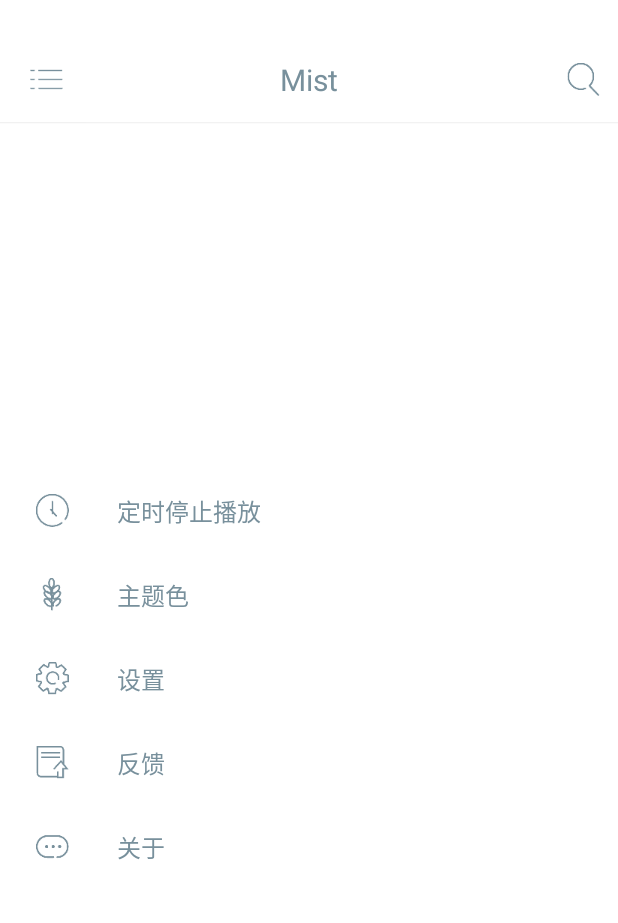
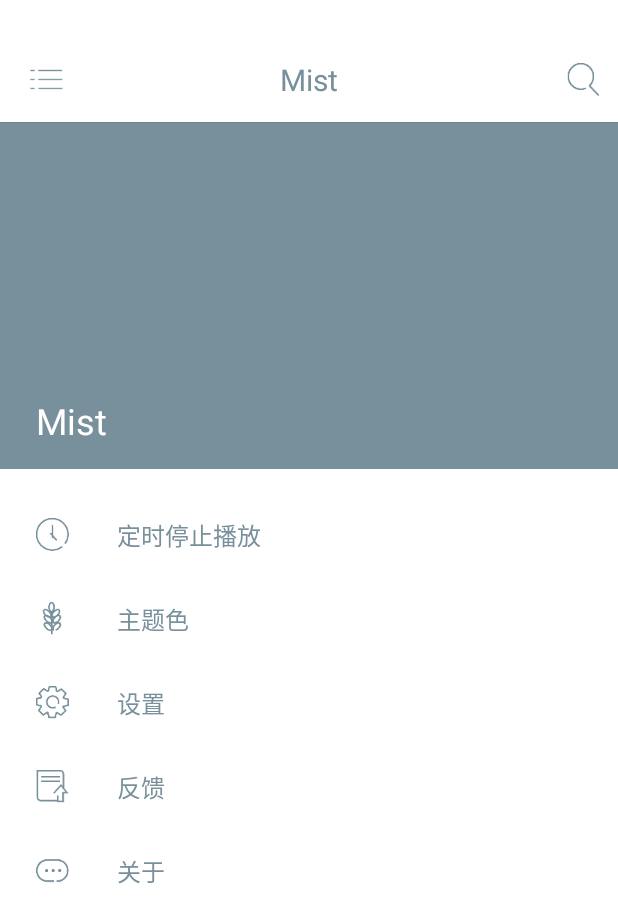
Before and after one commit to imflyn/Mist, an Android app: the fragment LeftMenuFragment placed in its activity, on a phone screen of 412 x 824 dp. Shown: the top 923 px of the screen. Run offline under Robolectric (Android 15) with nearby library versions, the phone set to English and light mode, and no system bars; 2 statements that could not run were skipped.

Commit message:
主页侧拉

```diff
--- a/app/src/main/java/flyn/mist/helper/ActivityHelper.kt
+++ b/app/src/main/java/flyn/mist/helper/ActivityHelper.kt
@@ -90,17 +90,14 @@ class ActivityHelper private constructor() {
 
 
     companion object {
-        @Volatile
-        var instance: ActivityHelper? = null
-            get() {
-                if (field == null) {
-                    synchronized(ActivityHelper::class.java) {
-                        if (field == null)
-                            field = ActivityHelper()
-                    }
-                }
-                return field
-            }
+        fun getInstance(): ActivityHelper {
+            return Inner.instance
+        }
+
+        private object Inner {
+            val instance = ActivityHelper()
+        }
     }
 
+
 }
--- /dev/null
+++ b/app/src/main/java/flyn/mist/model/Music.kt
@@ -0,0 +1,5 @@
+package flyn.mist.model
+
+class Music {
+
+}
--- /dev/null
+++ b/app/src/main/java/flyn/mist/service/MusicService.kt
@@ -0,0 +1,20 @@
+package flyn.mist.service
+
+import flyn.mist.model.Music
+
+class MusicService private constructor() {
+
+    fun getCurrentMusic(): Music? {
+        return null
+    }
+
+    companion object {
+        fun getInstance(): MusicService {
+            return Inner.instance
+        }
+
+        private object Inner {
+            val instance = MusicService()
+        }
+    }
+}
--- a/app/src/main/java/flyn/mist/ui/activity/BaseActivity.kt
+++ b/app/src/main/java/flyn/mist/ui/activity/BaseActivity.kt
@@ -23,7 +23,7 @@ abstract class BaseActivity : AppCompatActivity() {
 
     override fun onCreate(savedInstanceState: Bundle?) {
         super.onCreate(savedInstanceState)
-        ActivityHelper.instance?.addActivity(this)
+        ActivityHelper.getInstance().addActivity(this)
         mContext = this
         uiHelper = UIHelper.attachToActivity(this)
         mInflater = LayoutInflater.from(this)
@@ -49,7 +49,7 @@ abstract class BaseActivity : AppCompatActivity() {
 
     override fun onResume() {
         super.onResume()
-        ActivityHelper.instance?.setCurrentActivity(this)
+        ActivityHelper.getInstance().setCurrentActivity(this)
     }
 
     override fun onOptionsItemSelected(item: MenuItem): Boolean {
@@ -64,6 +64,6 @@ abstract class BaseActivity : AppCompatActivity() {
     override fun onDestroy() {
         super.onDestroy()
         uiHelper.destroy()
-        ActivityHelper.instance?.removeActivity(this)
+        ActivityHelper.getInstance().removeActivity(this)
     }
 }
--- a/app/src/main/java/flyn/mist/ui/fragment/LeftMenuFragment.kt
+++ b/app/src/main/java/flyn/mist/ui/fragment/LeftMenuFragment.kt
@@ -1,9 +1,12 @@
 package flyn.mist.ui.fragment
 
+import android.graphics.Typeface
 import android.os.Bundle
+import android.support.v4.content.ContextCompat
 import android.support.v7.widget.LinearLayoutManager
 import android.widget.FrameLayout
 import flyn.mist.R
+import flyn.mist.service.MusicService
 import flyn.mist.ui.adapter.LeftMenuAdapter
 import flyn.mist.util.ViewUtils
 import kotlinx.android.synthetic.main.fragment_leftmenu.*
@@ -38,6 +41,21 @@ class LeftMenuFragment : BaseFragment() {
                 getString(R.string.feedback),
                 getString(R.string.about)
         )
+
+        if (MusicService.getInstance().getCurrentMusic() == null) {
+            val layoutParams = rl_background.layoutParams as FrameLayout.LayoutParams
+            layoutParams.height = ViewUtils.getDeviceWidth() * 9 / 16
+            rl_background.layoutParams = layoutParams
+            rl_background.setBackgroundResource(R.color.colorAccent)
+            recycleView.setBackgroundResource(android.R.color.white)
+            tv_back_title.typeface = Typeface.createFromAsset(activity.assets, "fonts/GistRough.otf")
+            tv_back_title.setText(R.string.app_name)
+            tv_back_title.setTextColor(ContextCompat.getColor(mContext, android.R.color.white))
+            tv_back_title.textSize = 24F
+        } else {
+            //TODO
+
+        }
     }
 
 }
--- a/app/src/main/res/layout/fragment_leftmenu.xml
+++ b/app/src/main/res/layout/fragment_leftmenu.xml
@@ -2,17 +2,36 @@
 <FrameLayout xmlns:android="http://schemas.android.com/apk/res/android"
     android:layout_width="match_parent"
     android:layout_height="match_parent"
-    android:layout_gravity="start"
-    android:background="@android:color/white">
+    android:layout_gravity="start">
 
-    <ImageView
-        android:id="@+id/iv_background"
-        android:layout_width="match_parent"
-        android:layout_height="wrap_content"
-        android:scaleType="centerCrop" />
 
     <android.support.v7.widget.RecyclerView
         android:id="@+id/recycleView"
         android:layout_width="match_parent"
-        android:layout_height="match_parent" />
+        android:layout_height="match_parent"
+        android:paddingTop="16dip" />
+
+    <RelativeLayout
+        android:id="@+id/rl_background"
+        android:layout_width="match_parent"
+        android:layout_height="wrap_content">
+
+        <ImageView
+            android:id="@+id/iv_background"
+            android:layout_width="match_parent"
+            android:layout_height="match_parent"
+            android:scaleType="centerCrop" />
+
+        <TextView
+            android:id="@+id/tv_back_title"
+            android:layout_width="wrap_content"
+            android:layout_height="wrap_content"
+            android:layout_alignParentBottom="true"
+            android:layout_alignParentStart="true"
+            android:layout_marginBottom="16dip"
+            android:layout_marginStart="24dip"
+            android:textSize="20sp" />
+
+    </RelativeLayout>
+
 </FrameLayout>
```
